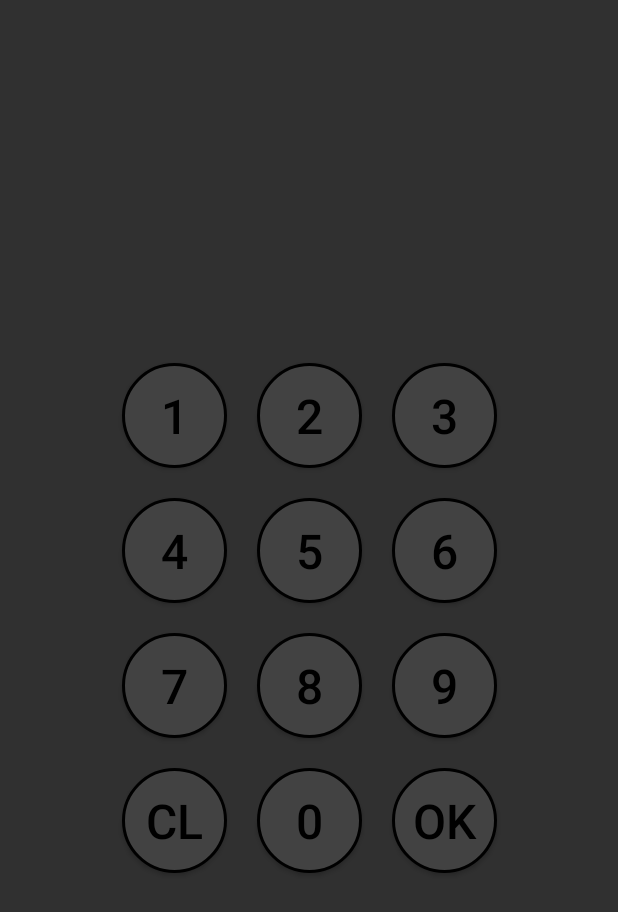
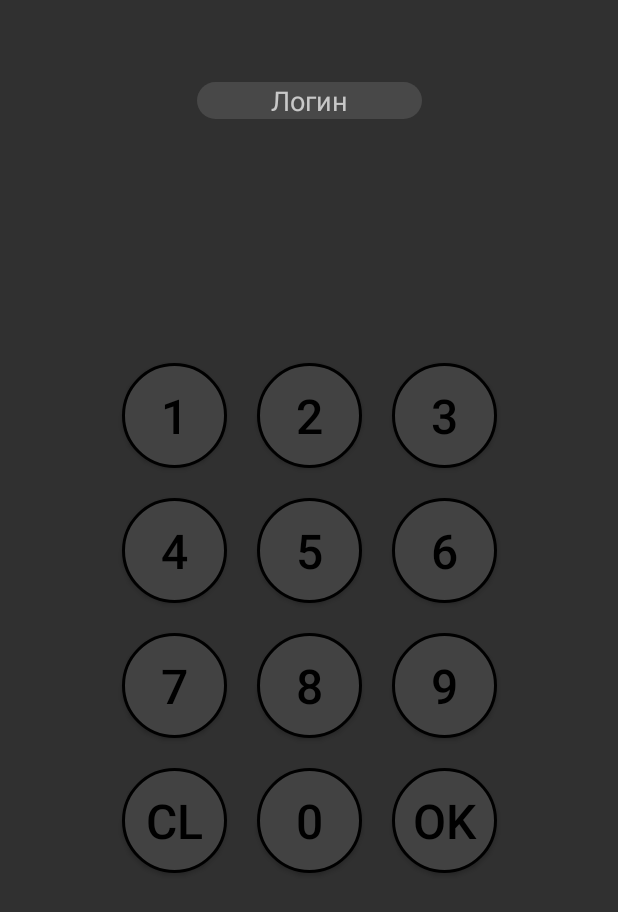
Before and after one commit to VadimSquorpikkor/TreasureBox, an Android app: the screen it shows after launch (MainActivity), on a phone screen of 412 x 824 dp. Shown: the top 912 px of the screen. Run offline under Robolectric (Android 15) with nearby library versions, the phone set to English and light mode, and no system bars; our stand-ins replace Firebase (no records; nobody signed in at launch, a user with empty details on screens opened directly).

Commit message:
1.07 - 14/10/21 1. Добавлен вход по логину. Теперь приложение может использовать несколько пользователей 2. Чтобы добавить новую учетку, надо ввести новый логин, пароль и одновременно нажать "1" "CL" "OK". Если такой пользователь (с таким логином) уже есть, ничего не получится 3. Добавлены поля "email" и поле для дополнительной инфы (поле без названия)

```diff
--- a/app/build.gradle
+++ b/app/build.gradle
@@ -13,7 +13,7 @@ android {
         minSdkVersion 21
         targetSdkVersion 30
         versionCode 1
-        versionName "1.05"
+        versionName "1.07"
         setProperty("archivesBaseName", "TreasureBox-v" + versionName)
         testInstrumentationRunner "androidx.test.runner.AndroidJUnitRunner"
     }
--- a/app/src/main/AndroidManifest.xml
+++ b/app/src/main/AndroidManifest.xml
@@ -4,6 +4,7 @@
 
     <application
         android:allowBackup="true"
+        android:name=".App"
         android:icon="@mipmap/ic_launcher"
         android:label="@string/app_name"
         android:roundIcon="@mipmap/ic_launcher_round"
--- a/app/src/main/java/com/squorpikkor/app/treasurebox/InputEntityDialog.java
+++ b/app/src/main/java/com/squorpikkor/app/treasurebox/InputEntityDialog.java
@@ -26,10 +26,14 @@ public class InputEntityDialog extends BaseDialog{
         EditText nameText = view.findViewById(R.id.name);
         EditText loginText = view.findViewById(R.id.login);
         EditText passText = view.findViewById(R.id.pass);
+        EditText emailText = view.findViewById(R.id.email);
+        EditText addsText = view.findViewById(R.id.adds);
         String name = nameText.getText().toString();
         String login = loginText.getText().toString();
         String pass = passText.getText().toString();
-        mViewModel.addEntityToDB(mViewModel.getLogin(), new Entity(name, login, pass));
+        String email = emailText.getText().toString();
+        String adds = addsText.getText().toString();
+        mViewModel.addEntityToDB(mViewModel.getLogin(), new Entity(name, login, pass, email, adds));
         dismiss();
     }
 }
--- a/app/src/main/java/com/squorpikkor/app/treasurebox/MainViewModel.java
+++ b/app/src/main/java/com/squorpikkor/app/treasurebox/MainViewModel.java
@@ -25,18 +25,9 @@ public class MainViewModel  extends ViewModel {
      * напрямую в firebase БД)
      * */
 
-    /**Название поля для имени в БД*/
-    public static final String ENTITY_NAME = "1";
-    /**Название поля для пароля в БД*/
-    public static final String ENTITY_PASS = "2";
-    /**Название поля для логина в БД, не путать с логином пользователя приложения*/
-    public static final String ENTITY_LOGIN = "3";
-    /**Название документа с паролем в БД*/
-    public static final String PASS_DOCUMENT = "0";
+
 
     public static final String TAG = "TAG";
-    public static final int PRESS_CLEAR_BUTTON = 100;
-    public static final int PRESS_OK_BUTTON = 101;
 
     private final FireDBHelper db;
     private final MutableLiveData<ArrayList<Entity>> entitiesList;
@@ -46,22 +37,19 @@ public class MainViewModel  extends ViewModel {
     private String pass;//todo объединить pass и passLine ()
 
     public MainViewModel() {
-//        PASS_DOCUMENT = Encrypter2.encrypt("squorpikkor", "_password_key_");
         entitiesList = new MutableLiveData<>();
         db = new FireDBHelper(entitiesList);
         passLine = new MutableLiveData<>();
         pass = "";
         passLine.setValue("");
-        proverochka();
-//        addPassword();
     }
 
     public String getLogin() {
         return login;
     }
 
-    private void proverochka() {
-        login = "squorpikkor";
+    public void setLogin(String login) {
+        this.login = login;
     }
 
     public void clearStroke() {
@@ -72,6 +60,7 @@ public class MainViewModel  extends ViewModel {
     public void clickButton(int i) {
         pass+=i;
         passLine.setValue(passLine.getValue()+"*");
+//        passLine.setValue(passLine.getValue()+i);
     }
 
     public void openBox() {
@@ -80,20 +69,32 @@ public class MainViewModel  extends ViewModel {
 //        passLine.setValue("");
     }
 
+    public static final String KEY_LOGIN = "key_login";
+
+    public void saveLogin(String login) {
+        SaveLoad.save(KEY_LOGIN, login);
+    }
+
+    public String loadLogin() {
+        return SaveLoad.getString(KEY_LOGIN);
+    }
+
     /**Все поля объекта Entity сразу шифруются, затем этот шифрованный Entity передается в FireDBHelper*/
     void addEntityToDB(String login, Entity entity) {
         Entity codedEntity = new Entity(
                 Encrypter2.encrypt(login, entity.getName()),
                 Encrypter2.encrypt(login, entity.getLogin()),
-                Encrypter2.encrypt(login, entity.getPass())
+                Encrypter2.encrypt(login, entity.getPass()),
+                Encrypter2.encrypt(login, entity.getEmail()),
+                Encrypter2.encrypt(login, entity.getAdds())
         );
         db.addNewEventListener(login, Encrypter2.encrypt(login, pass));
         db.addUnitToDB(login, codedEntity);
     }
 
     /**Метод записывает в БД пароль. Если коллекции для этого пользователя ещё нет, она будет создана*/
-    public void addPassword() {
-        db.addPassword(login, Encrypter2.encrypt(login, "2985984"));
+    public void addPasswordAndLogin(String login) {
+        db.addPassword(login, Encrypter2.encrypt(login, pass));
     }
 
     public MutableLiveData<ArrayList<Entity>> getEntitiesList() {
--- a/app/src/main/java/com/squorpikkor/app/treasurebox/PassFragment.java
+++ b/app/src/main/java/com/squorpikkor/app/treasurebox/PassFragment.java
@@ -3,23 +3,30 @@ package com.squorpikkor.app.treasurebox;
 import android.os.Bundle;
 import androidx.fragment.app.Fragment;
 import androidx.lifecycle.ViewModelProvider;
+
+import android.util.Log;
 import android.view.LayoutInflater;
 import android.view.View;
 import android.view.ViewGroup;
 import android.widget.TextView;
+import android.widget.Toast;
 
 public class PassFragment extends Fragment {
 
     public static PassFragment newInstance() {
         return new PassFragment();
     }
+    private MainViewModel mViewModel;
 
     @Override
     public View onCreateView(LayoutInflater inflater, ViewGroup container, Bundle savedInstanceState) {
         View view = inflater.inflate(R.layout.fragment_pass, container, false);
-        MainViewModel mViewModel = new ViewModelProvider(requireActivity()).get(MainViewModel.class);
+        mViewModel = new ViewModelProvider(requireActivity()).get(MainViewModel.class);
 
         TextView passLine = view.findViewById(R.id.password_line);
+        TextView loginLine = view.findViewById(R.id.login_line);
+
+        loginLine.setText(mViewModel.loadLogin());
 
         mViewModel.getPassLine().observe(requireActivity(), passLine::setText);
 
@@ -35,14 +42,23 @@ public class PassFragment extends Fragment {
         view.findViewById(R.id.button0).setOnClickListener(v -> mViewModel.clickButton(0));
 
         view.findViewById(R.id.button_cl).setOnClickListener(v -> mViewModel.clearStroke());
-        view.findViewById(R.id.button_ok).setOnClickListener(v -> openListFragment());//todo перед открытием проверять пароль (сейчас: если пароль неправильный, то список не загружается)
+        view.findViewById(R.id.button_ok).setOnClickListener(v -> openListFragment(loginLine.getText().toString()));//todo перед открытием проверять пароль (сейчас: если пароль неправильный, то список не загружается)
+        view.findViewById(R.id.button_ok).setOnLongClickListener(v -> {
+            if (view.findViewById(R.id.button_cl).isPressed() && view.findViewById(R.id.button1).isPressed() ) {
+                Toast.makeText(requireActivity(), "Добавление нового аккаунта", Toast.LENGTH_SHORT).show();
+                mViewModel.addPasswordAndLogin(loginLine.getText().toString());
+            }
+            return false;
+        });
 
         mViewModel.closeBox();
 
         return view;
     }
 
-    void openListFragment() {
+    void openListFragment(String login) {
+        mViewModel.setLogin(login);
+        mViewModel.saveLogin(login);
         requireActivity().getSupportFragmentManager().beginTransaction()
                 .replace(R.id.fragment_container, ListFragment.newInstance())
                 .addToBackStack(null)
--- /dev/null
+++ b/app/src/main/java/com/squorpikkor/app/treasurebox/SaveLoad.java
@@ -0,0 +1,18 @@
+package com.squorpikkor.app.treasurebox;
+
+import android.content.SharedPreferences;
+import android.preference.PreferenceManager;
+
+public class SaveLoad {
+
+    static SharedPreferences mPrefManager = PreferenceManager.getDefaultSharedPreferences(App.getContext());
+
+    public static void save(String key, String param) {
+        mPrefManager.edit().putString(key, param).apply();
+    }
+
+    public static String getString(String key) {
+        if (mPrefManager.contains(key)) return mPrefManager.getString(key, "");
+        return "";
+    }
+}
--- a/app/src/main/res/layout/fragment_pass.xml
+++ b/app/src/main/res/layout/fragment_pass.xml
@@ -5,6 +5,22 @@
     android:layout_width="match_parent"
     android:layout_height="match_parent"
     tools:context=".MainActivity">
+
+    <EditText
+        android:id="@+id/login_line"
+        android:cursorVisible="false"
+        android:background="@drawable/edit_text_field"
+        android:layout_width="wrap_content"
+        android:layout_height="wrap_content"
+        android:gravity="center"
+        android:hint="Логин"
+        android:minWidth="150dp"
+        android:textColor="?attr/MyButtonPressed"
+        app:layout_constraintEnd_toEndOf="parent"
+        app:layout_constraintStart_toStartOf="parent"
+        app:layout_constraintTop_toTopOf="parent"
+        app:layout_constraintBottom_toTopOf="@id/password_line"
+        tools:text="squorpikkor" />
 
     <TextView
         android:id="@+id/password_line"
@@ -15,11 +31,11 @@
         app:layout_constraintBottom_toTopOf="@+id/include"
         app:layout_constraintEnd_toEndOf="parent"
         app:layout_constraintStart_toStartOf="parent"
-        app:layout_constraintTop_toTopOf="parent" />
+        app:layout_constraintTop_toBottomOf="@id/login_line" />
+<!--        android:inputType="textPassword"-->
 
     <include
         android:id="@+id/include"
-        layout="@layout/button_layer"
-        />
+        layout="@layout/button_layer" />
 
 </androidx.constraintlayout.widget.ConstraintLayout>
```
Also changed, not shown: app/src/main/java/com/squorpikkor/app/treasurebox/EntitiesAdapter.java (+32 -6 lines), app/src/main/java/com/squorpikkor/app/treasurebox/Entity.java (+13 -1 lines), app/src/main/java/com/squorpikkor/app/treasurebox/FireDBHelper.java (+31 -5 lines), app/src/main/res/layout/dialog_input.xml (+25 -1 lines), app/src/main/res/layout/item_entity.xml (+30 -9 lines), app/src/main/res/values/styles.xml (+10 -1 lines), 1 other file.
